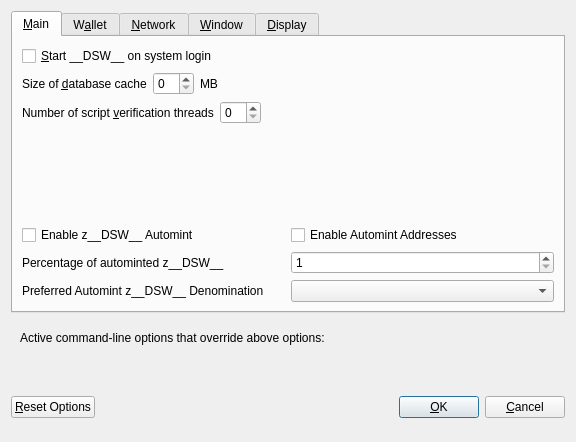
Above: src/qt/forms/optionsdialog.ui from decenomy/DSW before the change. Below: the same form after it.
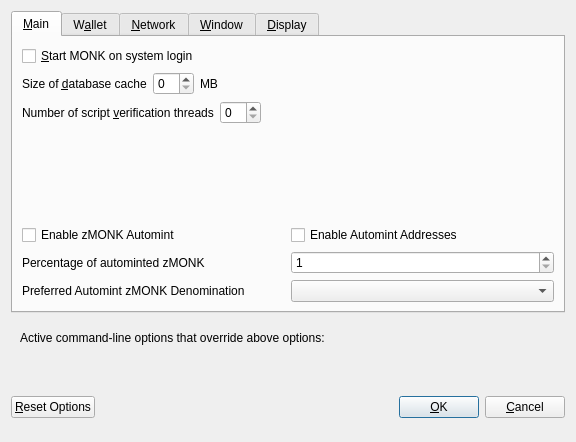
That is the form after the change. Custom widgets are drawn as their Qt base class.

Commit message: Replace standard coin unit __DSW__ by MONK

Patch:
```diff
--- a/src/qt/forms/optionsdialog.ui
+++ b/src/qt/forms/optionsdialog.ui
@@ -33,7 +33,7 @@
           <string>Automatically start __DSW__ after logging in to the system.</string>
          </property>
          <property name="text">
-          <string>&amp;Start __DSW__ on system login</string>
+          <string>&amp;Start MONK on system login</string>
          </property>
         </widget>
        </item>
@@ -147,7 +147,7 @@
                <enum>Qt::LeftToRight</enum>
               </property>
               <property name="text">
-               <string>Enable z__DSW__ Automint</string>
+               <string>Enable zMONK Automint</string>
               </property>
              </widget>
             </item>
@@ -174,7 +174,7 @@
                <string>Percentage of incoming __DSW__ which get automatically converted to z__DSW__ via Zerocoin Protocol (min: 10%)</string>
               </property>
               <property name="text">
-               <string>Percentage of autominted z__DSW__</string>
+               <string>Percentage of autominted zMONK</string>
               </property>
              </widget>
             </item>
@@ -207,7 +207,7 @@
                <string>Wait with automatic conversion to Zerocoin until enough __DSW__ for this denomination is available</string>
               </property>
               <property name="text">
-               <string>Preferred Automint z__DSW__ Denomination</string>
+               <string>Preferred Automint zMONK Denomination</string>
               </property>
              </widget>
             </item>
```
Left out of the diff: 18 changed lines with no effect on the pictures. The commit also changes 9 other files.
